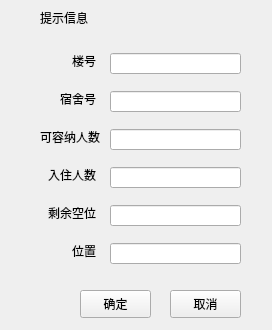
The window that UI/_Sbox.ui (1021723335/SQLwork) describes before a commit, drawn with Qt 5.
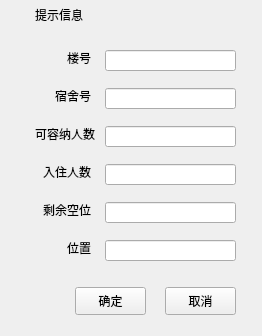
The same window after the commit. Icons and pictures are not drawn.

Diff of the .ui file:
```diff
--- a/UI/_Sbox.ui
+++ b/UI/_Sbox.ui
@@ -1,13 +1,13 @@
 <?xml version="1.0" encoding="UTF-8"?>
 <ui version="4.0">
  <class>Sbox</class>
- <widget class="QMainWindow" name="Sbox">
+ <widget class="QWidget" name="Sbox">
   <property name="geometry">
    <rect>
     <x>0</x>
     <y>0</y>
-    <width>272</width>
-    <height>330</height>
+    <width>262</width>
+    <height>336</height>
    </rect>
   </property>
   <property name="windowTitle">
@@ -17,38 +17,11 @@
    <iconset>
     <normaloff>../../../../收藏夹/iCloud Photos/Downloads/2019/IMG_0574.PNG</normaloff>../../../../收藏夹/iCloud Photos/Downloads/2019/IMG_0574.PNG</iconset>
   </property>
-  <widget class="QWidget" name="centralwidget">
-   <widget class="QPushButton" name="okButton">
-    <property name="geometry">
-     <rect>
-      <x>80</x>
-      <y>290</y>
-      <width>71</width>
-      <height>28</height>
-     </rect>
-    </property>
-    <property name="text">
-     <string>确定</string>
-    </property>
-   </widget>
-   <widget class="QPushButton" name="cancelButton">
-    <property name="geometry">
-     <rect>
-      <x>170</x>
-      <y>290</y>
-      <width>71</width>
-      <height>28</height>
-     </rect>
-    </property>
-    <property name="text">
-     <string>取消</string>
-    </property>
-   </widget>
    <widget class="QLabel" name="msg">
     <property name="geometry">
      <rect>
-      <x>40</x>
-      <y>10</y>
+     <x>35</x>
+     <y>7</y>
       <width>201</width>
       <height>16</height>
      </rect>
@@ -57,69 +30,11 @@
      <string>提示信息</string>
     </property>
    </widget>
-   <widget class="QLineEdit" name="LocationEdit">
-    <property name="geometry">
-     <rect>
-      <x>110</x>
-      <y>243</y>
-      <width>131</width>
-      <height>21</height>
-     </rect>
-    </property>
-    <property name="clearButtonEnabled">
-     <bool>true</bool>
-    </property>
-   </widget>
-   <widget class="QLineEdit" name="SnoEdit">
-    <property name="geometry">
-     <rect>
-      <x>110</x>
-      <y>91</y>
-      <width>131</width>
-      <height>21</height>
-     </rect>
-    </property>
-    <property name="clearButtonEnabled">
-     <bool>true</bool>
-    </property>
-   </widget>
-   <widget class="QLabel" name="label_4">
-    <property name="geometry">
-     <rect>
-      <x>25</x>
-      <y>167</y>
-      <width>71</width>
-      <height>16</height>
-     </rect>
-    </property>
-    <property name="text">
-     <string>入住人数</string>
-    </property>
-    <property name="alignment">
-     <set>Qt::AlignRight|Qt::AlignTrailing|Qt::AlignVCenter</set>
-    </property>
-   </widget>
-   <widget class="QLabel" name="label_2">
-    <property name="geometry">
-     <rect>
-      <x>25</x>
-      <y>91</y>
-      <width>71</width>
-      <height>16</height>
-     </rect>
-    </property>
-    <property name="text">
-     <string>宿舍号</string>
-    </property>
-    <property name="alignment">
-     <set>Qt::AlignRight|Qt::AlignTrailing|Qt::AlignVCenter</set>
-    </property>
-   </widget>
    <widget class="QLabel" name="label_3">
     <property name="geometry">
      <rect>
-      <x>25</x>
-      <y>129</y>
+     <x>20</x>
+     <y>126</y>
       <width>75</width>
       <height>16</height>
      </rect>
@@ -131,53 +46,37 @@
      <set>Qt::AlignRight|Qt::AlignTrailing|Qt::AlignVCenter</set>
     </property>
    </widget>
-   <widget class="QLabel" name="label_6">
-    <property name="geometry">
-     <rect>
-      <x>25</x>
-      <y>243</y>
-      <width>71</width>
-      <height>16</height>
-     </rect>
-    </property>
-    <property name="text">
-     <string>位置</string>
-    </property>
-    <property name="alignment">
-     <set>Qt::AlignRight|Qt::AlignTrailing|Qt::AlignVCenter</set>
-    </property>
-   </widget>
-   <widget class="QLineEdit" name="K_nEdit">
-    <property name="geometry">
-     <rect>
-      <x>110</x>
-      <y>129</y>
-      <width>131</width>
-      <height>21</height>
-     </rect>
-    </property>
-    <property name="clearButtonEnabled">
-     <bool>true</bool>
-    </property>
-   </widget>
-   <widget class="QLineEdit" name="L_nEdit">
-    <property name="geometry">
-     <rect>
-      <x>110</x>
-      <y>167</y>
-      <width>131</width>
-      <height>21</height>
-     </rect>
-    </property>
-    <property name="clearButtonEnabled">
-     <bool>true</bool>
-    </property>
-   </widget>
    <widget class="QLineEdit" name="C_nEdit">
     <property name="geometry">
      <rect>
-      <x>110</x>
-      <y>205</y>
+     <x>105</x>
+     <y>202</y>
+     <width>131</width>
+     <height>21</height>
+    </rect>
+   </property>
+   <property name="clearButtonEnabled">
+    <bool>true</bool>
+   </property>
+  </widget>
+  <widget class="QPushButton" name="okButton">
+   <property name="geometry">
+    <rect>
+     <x>75</x>
+     <y>287</y>
+     <width>71</width>
+     <height>28</height>
+    </rect>
+   </property>
+   <property name="text">
+    <string>确定</string>
+   </property>
+  </widget>
+  <widget class="QLineEdit" name="LocationEdit">
+   <property name="geometry">
+    <rect>
+     <x>105</x>
+     <y>240</y>
       <width>131</width>
       <height>21</height>
      </rect>
@@ -189,8 +88,8 @@
    <widget class="QLabel" name="label_5">
     <property name="geometry">
      <rect>
-      <x>25</x>
-      <y>205</y>
+     <x>20</x>
+     <y>202</y>
       <width>71</width>
       <height>16</height>
      </rect>
@@ -205,8 +104,8 @@
    <widget class="QLineEdit" name="Lnodit">
     <property name="geometry">
      <rect>
-      <x>110</x>
-      <y>53</y>
+     <x>105</x>
+     <y>50</y>
       <width>131</width>
       <height>21</height>
      </rect>
@@ -218,11 +117,111 @@
      <bool>true</bool>
     </property>
    </widget>
+  <widget class="QLineEdit" name="L_nEdit">
+   <property name="geometry">
+    <rect>
+     <x>105</x>
+     <y>164</y>
+     <width>131</width>
+     <height>21</height>
+    </rect>
+   </property>
+   <property name="clearButtonEnabled">
+    <bool>true</bool>
+   </property>
+  </widget>
+  <widget class="QLineEdit" name="K_nEdit">
+   <property name="geometry">
+    <rect>
+     <x>105</x>
+     <y>126</y>
+     <width>131</width>
+     <height>21</height>
+    </rect>
+   </property>
+   <property name="clearButtonEnabled">
+    <bool>true</bool>
+   </property>
+  </widget>
+  <widget class="QPushButton" name="cancelButton">
+   <property name="geometry">
+    <rect>
+     <x>165</x>
+     <y>287</y>
+     <width>71</width>
+     <height>28</height>
+    </rect>
+   </property>
+   <property name="text">
+    <string>取消</string>
+   </property>
+  </widget>
+  <widget class="QLabel" name="label_4">
+   <property name="geometry">
+    <rect>
+     <x>20</x>
+     <y>164</y>
+     <width>71</width>
+     <height>16</height>
+    </rect>
+   </property>
+   <property name="text">
+    <string>入住人数</string>
+   </property>
+   <property name="alignment">
+    <set>Qt::AlignRight|Qt::AlignTrailing|Qt::AlignVCenter</set>
+   </property>
+  </widget>
+  <widget class="QLineEdit" name="SnoEdit">
+   <property name="geometry">
+    <rect>
+     <x>105</x>
+     <y>88</y>
+     <width>131</width>
+     <height>21</height>
+    </rect>
+   </property>
+   <property name="clearButtonEnabled">
+    <bool>true</bool>
+   </property>
+  </widget>
+  <widget class="QLabel" name="label_2">
+   <property name="geometry">
+    <rect>
+     <x>20</x>
+     <y>88</y>
+     <width>71</width>
+     <height>16</height>
+    </rect>
+   </property>
+   <property name="text">
+    <string>宿舍号</string>
+   </property>
+   <property name="alignment">
+    <set>Qt::AlignRight|Qt::AlignTrailing|Qt::AlignVCenter</set>
+   </property>
+  </widget>
+  <widget class="QLabel" name="label_6">
+   <property name="geometry">
+    <rect>
+     <x>20</x>
+     <y>240</y>
+     <width>71</width>
+     <height>16</height>
+    </rect>
+   </property>
+   <property name="text">
+    <string>位置</string>
+   </property>
+   <property name="alignment">
+    <set>Qt::AlignRight|Qt::AlignTrailing|Qt::AlignVCenter</set>
+   </property>
+  </widget>
    <widget class="QLabel" name="label">
     <property name="geometry">
      <rect>
-      <x>25</x>
-      <y>53</y>
+     <x>20</x>
+     <y>50</y>
       <width>71</width>
       <height>16</height>
      </rect>
@@ -236,7 +235,6 @@
     <property name="alignment">
      <set>Qt::AlignRight|Qt::AlignTrailing|Qt::AlignVCenter</set>
     </property>
-   </widget>
   </widget>
  </widget>
  <resources/>
```
Lines whose indentation alone changed are shown as unchanged.
